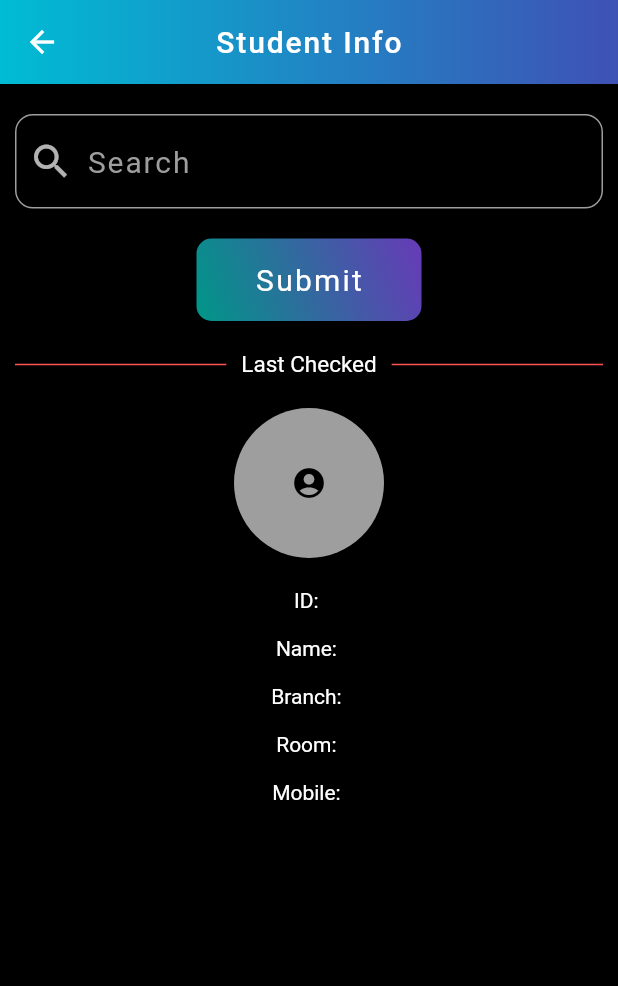
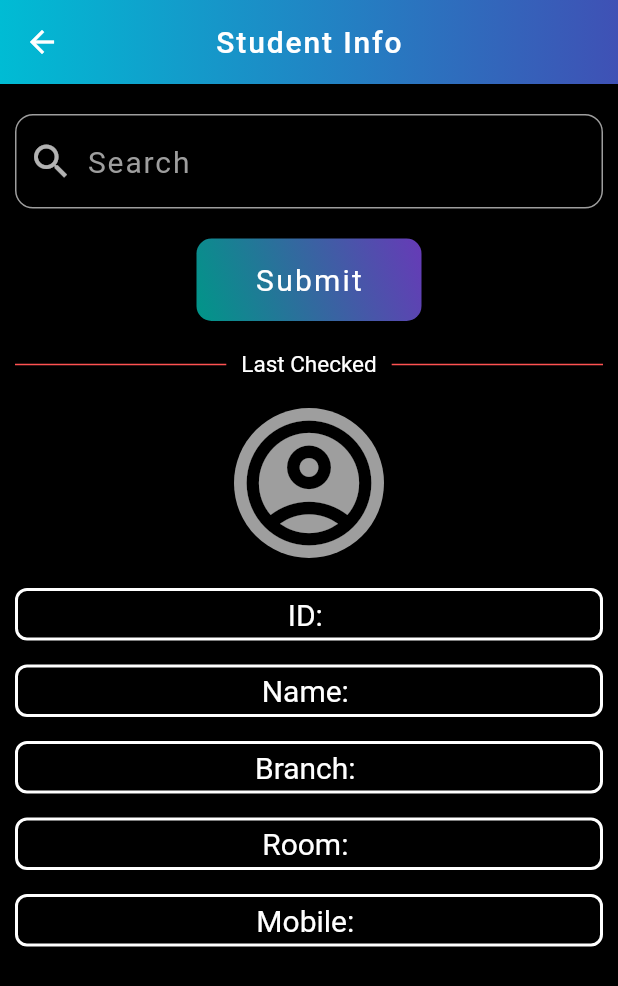
Before and after one commit to ManishModak/appwrite_hackathon, a Flutter app: the StudentInfo screen opened by its route, on a phone screen of 412 x 824 dp. Shown: the top 986 px of the screen. Run offline on Flutter 3.47's test engine with Material 2 defaults, Android fonts, the phone set to English and light mode, and no system bars; our stand-ins replace appwrite, firebase_core, flutter_spinkit, image_picker, shared_preferences; accounts and stored records are empty; network calls fail.

Commit message:
Updated Student Info UI

```diff
--- a/lib/common/constants.dart
+++ b/lib/common/constants.dart
@@ -90,6 +90,25 @@ Card menuCard(String text,String page,BuildContext context) {
   );
 }
 
+Card customCard(String text,BuildContext context) {
+  return Card(
+    color: Colors.transparent,
+    elevation: 0,
+    shape: RoundedRectangleBorder(
+      borderRadius: BorderRadius.circular(12),
+    ),
+    child: Center(
+      child: Text(
+        text ,
+        style: const TextStyle(
+          fontSize: 20,
+          color: Colors.white,
+        ),
+      ),
+    ),
+  );
+}
+
 AppBar buildAppBar1(String text) {
   return AppBar(
       title: Text(
--- a/lib/pages/authenticationPages/login_page.dart
+++ b/lib/pages/authenticationPages/login_page.dart
@@ -104,7 +104,7 @@ class _LoginState extends State<Login> {
                   Row(
                     children: [
                       Expanded(
-                        flex: 5,
+                        flex: 6,
                         child: Container(
                           height: 50,
                           width: 135,
@@ -148,9 +148,9 @@ class _LoginState extends State<Login> {
                           ),
                         ),
                       ),
-                      const Expanded(flex:1,child: SizedBox(width: 15)),
+                      const Expanded(flex:1,child: SizedBox(width: 10)),
                       Expanded(
-                        flex: 5,
+                        flex: 6,
                         child: Container(
                           height: 50,
                           width: 135,
--- a/lib/pages/menuPages/studentinfo_page.dart
+++ b/lib/pages/menuPages/studentinfo_page.dart
@@ -44,23 +44,6 @@ class _StudentInfoState extends State<StudentInfo> {
         });
       }
     }
-  }
-
-  Widget callBack(){
-    return Column(
-      children: [
-        const SizedBox(height: 20.0),
-        Text('ID: $id'),
-        const SizedBox(height: 16.0),
-        Text('Name: $name')   ,
-        const SizedBox(height: 16.0),
-        Text('Branch: $branch')   ,
-        const SizedBox(height: 16.0),
-        Text('Room: $room')   ,
-        const SizedBox(height: 16.0),
-        Text('Mobile: $mobile'),
-      ],
-    );
   }
 
   @override
@@ -148,13 +131,21 @@ class _StudentInfoState extends State<StudentInfo> {
                     return const CircleAvatar(
                       radius: 50,
                       backgroundColor: Colors.grey,
-                      child: Icon(Icons.account_circle_rounded),
+                      child: Icon(Icons.account_circle_outlined,size: 100,),
                     );
                   }
                 },
               ),
-
-              callBack(),
+                const SizedBox(height: 20.0),
+                Container(decoration: boxDecoration(), child: customCard('ID: $id', context)),
+                const SizedBox(height: 16.0),
+                Container(decoration: boxDecoration() ,child: customCard('Name: $name', context)),
+                const SizedBox(height: 16.0),
+                Container(decoration: boxDecoration() ,child: customCard('Branch: $branch', context)),
+                const SizedBox(height: 16.0),
+                Container(decoration: boxDecoration() ,child: customCard('Room: $room', context)),
+                const SizedBox(height: 16.0),
+                Container(decoration: boxDecoration() ,child: customCard('Mobile: $mobile', context)),
               ],
             ),
           ),
```
